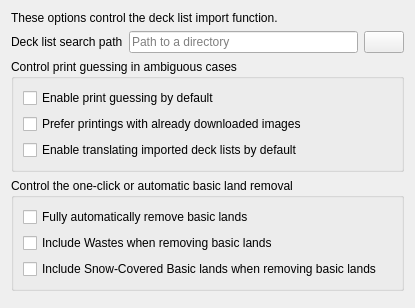
Before: the Qt Designer form mtg_proxy_printer/resources/ui/settings_window/decklist_import_settings_page.ui in luziferius/MTGProxyPrinter, drawn with Qt 5.
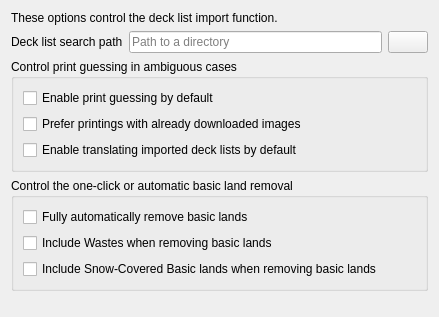
After: the same form once the commit is applied. Icons and pictures are not drawn.

```diff
--- a/mtg_proxy_printer/resources/ui/settings_window/decklist_import_settings_page.ui
+++ b/mtg_proxy_printer/resources/ui/settings_window/decklist_import_settings_page.ui
@@ -6,8 +6,8 @@
    <rect>
     <x>0</x>
     <y>0</y>
-    <width>415</width>
-    <height>308</height>
+    <width>439</width>
+    <height>317</height>
    </rect>
   </property>
   <layout class="QGridLayout" name="gridLayout">
```
Left out of the diff: 10 changed lines with no effect on the pictures.
